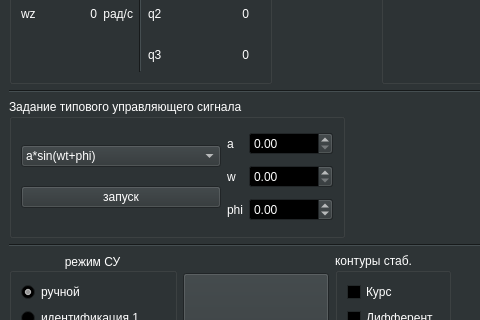
hidronautics/UV_control_box, file mainwindow.ui: the form before one commit; both pictures show x 0 to 480 and y 293 to 613 of the 940 by 755 pixel window.
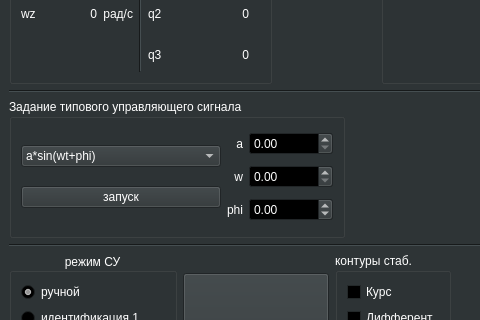
The form after the commit. Custom widgets are drawn as their Qt base class.

Diff of the .ui file:
```diff
--- a/mainwindow.ui
+++ b/mainwindow.ui
@@ -510,6 +510,9 @@
              <property name="text">
               <string>w</string>
              </property>
+             <property name="alignment">
+              <set>Qt::AlignRight|Qt::AlignTrailing|Qt::AlignVCenter</set>
+             </property>
             </widget>
            </item>
            <item row="1" column="2">
@@ -531,6 +534,9 @@
              <property name="text">
               <string>a</string>
              </property>
+             <property name="alignment">
+              <set>Qt::AlignRight|Qt::AlignTrailing|Qt::AlignVCenter</set>
+             </property>
             </widget>
            </item>
            <item row="2" column="2">
```
Left out of the diff: 41 changed lines with no effect on the pictures.
